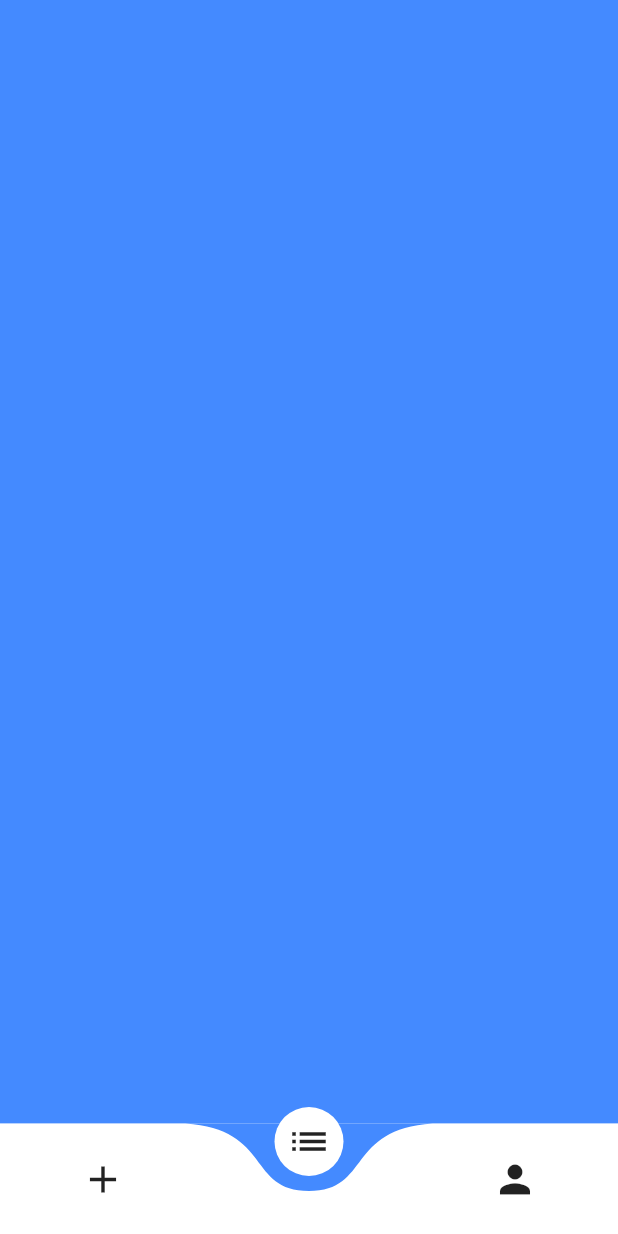
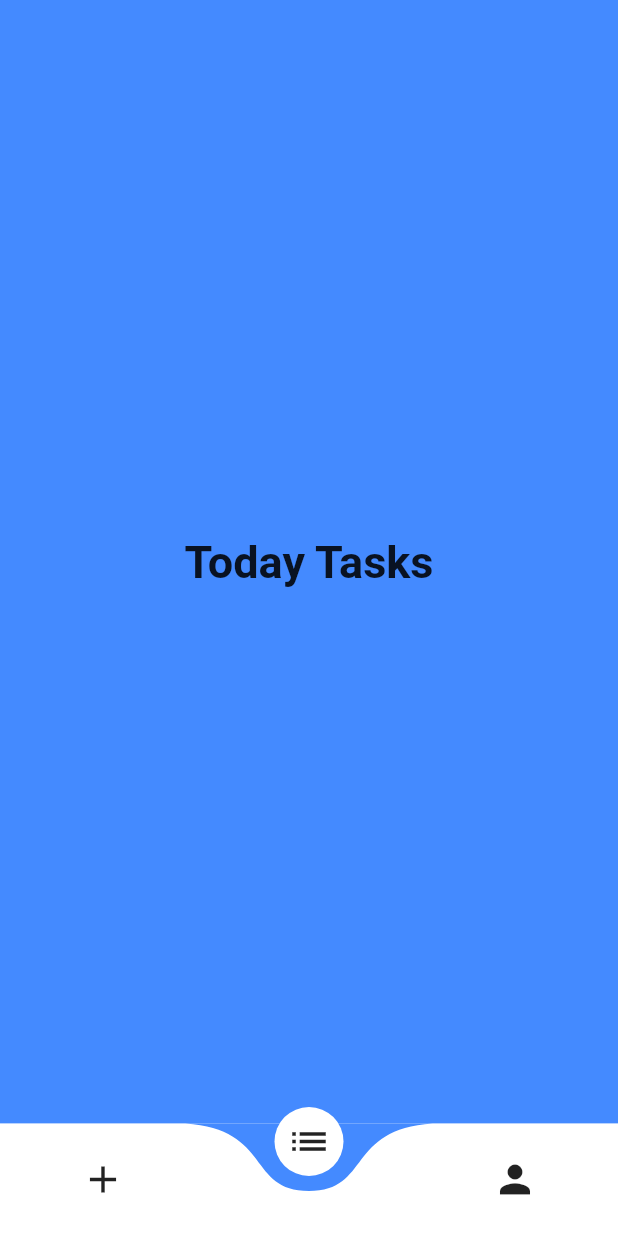
Before and after one commit to pshaddel/Schleife, a Flutter app: the screen it shows after launch, on a phone screen of 412 x 824 dp. Run offline on Flutter 3.47's test engine with Material 2 defaults, Android fonts, the phone set to English and light mode, and no system bars; drawn by our look-alikes of curved_navigation_bar.

Commit message:
feat: :sparkles: handle different pages of the app

```diff
--- a/lib/main.dart
+++ b/lib/main.dart
@@ -22,8 +22,10 @@ class MyStatefulWidget extends StatefulWidget {
 
 class _MyStatefulWidgetState extends State<MyStatefulWidget> {
   int _selectedIndex = 0;
-  static const TextStyle optionStyle =
-      TextStyle(fontSize: 30, fontWeight: FontWeight.bold);
+  static const TextStyle optionStyle = TextStyle(
+      fontSize: 30,
+      fontWeight: FontWeight.bold,
+      backgroundColor: Colors.blueAccent);
   static const List<Widget> _widgetOptions = <Widget>[
     Text(
       'Today Tasks',
@@ -31,10 +33,6 @@ class _MyStatefulWidgetState extends State<MyStatefulWidget> {
     ),
     Text(
       'List of Tasks',
-      style: optionStyle,
-    ),
-    Text(
-      'Report',
       style: optionStyle,
     ),
     Text(
@@ -56,14 +54,16 @@ class _MyStatefulWidgetState extends State<MyStatefulWidget> {
         index: 1,
         backgroundColor: Colors.blueAccent,
         animationDuration: const Duration(milliseconds: 340),
-        items: <Widget>[
-          const Icon(Icons.add, size: 30),
-          const Icon(Icons.list, size: 30),
-          const Icon(Icons.person, size: 30)
+        items: const <Widget>[
+          Icon(Icons.add, size: 30),
+          Icon(Icons.list, size: 30),
+          Icon(Icons.person, size: 30)
         ],
         onTap: _onItemTapped,
       ),
-      body: Container(color: Colors.blueAccent),
+      body: Container(
+          child: Center(child: _widgetOptions[_selectedIndex]),
+          color: Colors.blueAccent),
     );
   }
 }
```
